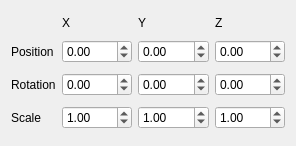
Above: RootTools/Treenity/UI/TransformComponent.ui from kevinortegren/zombieshroom before the change. Below: the same form after it.
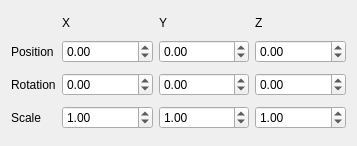
That is the form after the change.

Diff of the .ui file:
```diff
--- a/RootTools/Treenity/UI/TransformComponent.ui
+++ b/RootTools/Treenity/UI/TransformComponent.ui
@@ -6,7 +6,7 @@
    <rect>
     <x>0</x>
     <y>0</y>
-    <width>296</width>
+    <width>357</width>
     <height>146</height>
    </rect>
   </property>
```
Left out of the diff: 6 changed lines with no effect on the pictures.
